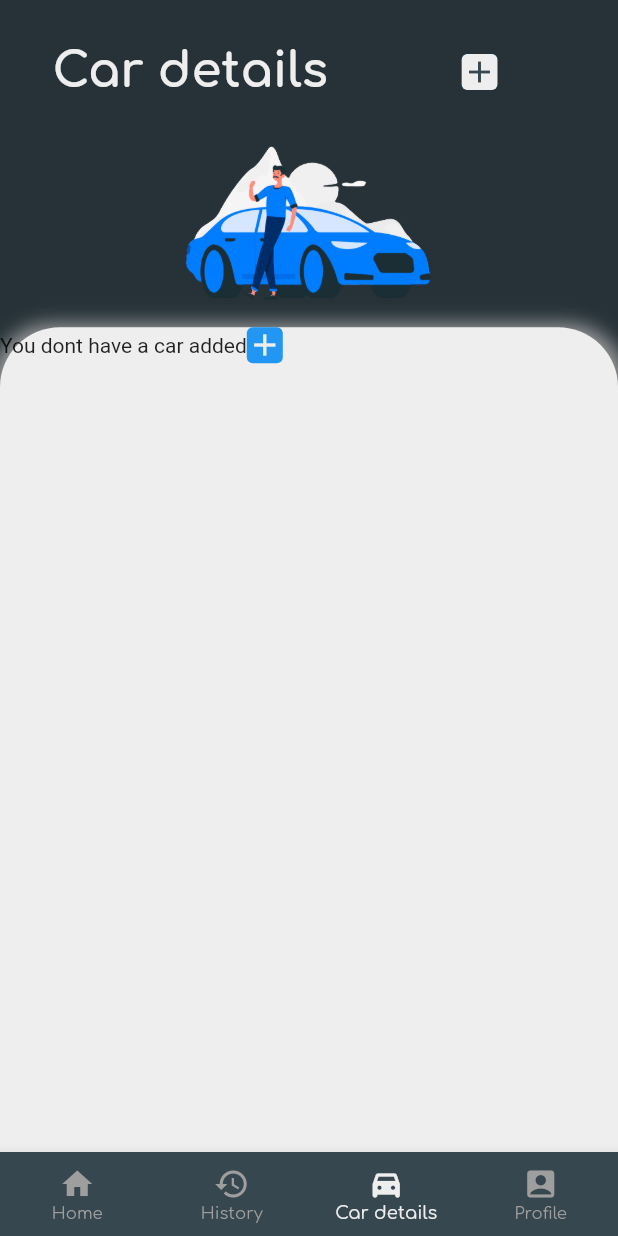
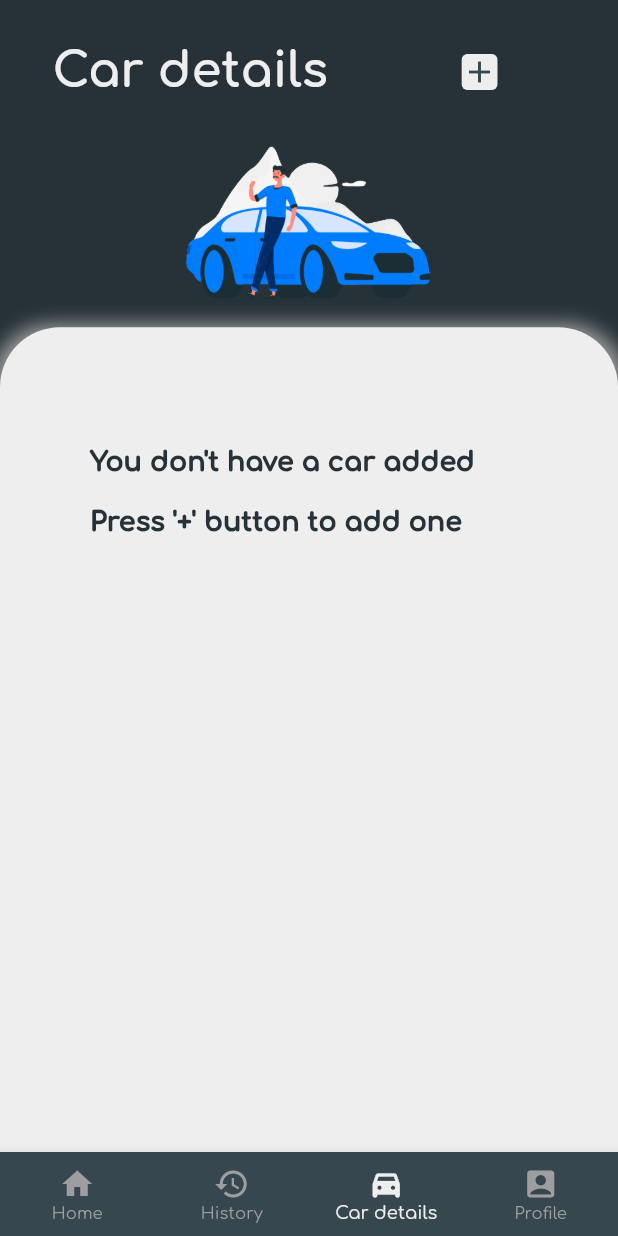
Before and after one commit to pavelbogdan71/Flutter_MechanicHelper, a Flutter app: the PrincipalScreen screen opened directly, item 3 of the bottom bar chosen, on a phone screen of 412 x 824 dp. Run offline on Flutter 3.47's test engine with Material 2 defaults, Android fonts, the phone set to English and light mode, and no system bars; our stand-ins replace cloud_firestore, date_picker_timeline, dropdown_search, firebase_auth, firebase_core, flutter_svg and 5 more; missing offline and left inert: dart:ffi, time_range; accounts and stored records are empty.

Commit message:
UI fixes

```diff
--- a/mechanic_helper/lib/pages/car_details/components/body.dart
+++ b/mechanic_helper/lib/pages/car_details/components/body.dart
@@ -12,9 +12,9 @@ import 'package:mechanic_helper/models/car_details_model.dart';
 import 'package:mechanic_helper/pages/edit_car_details/edit_car_details_screen.dart';
 import 'package:toggle_switch/toggle_switch.dart';
 
-class Body extends StatefulWidget{
+class Body extends StatefulWidget {
   @override
-  BodyState createState() =>BodyState();
+  BodyState createState() => BodyState();
 }
 
 class BodyState extends State<Body> {
@@ -66,9 +66,7 @@ class BodyState extends State<Body> {
                     EditCarDetailsScreen(),
                 closedBuilder: (BuildContext context, VoidCallback _) {
                   return Container(
-                    decoration: BoxDecoration(
-                      color: Colors.grey.shade200
-                    ),
+                    decoration: BoxDecoration(color: Colors.grey.shade200),
                     child: Icon(
                       Icons.add,
                       color: kPrimaryColor,
@@ -109,46 +107,61 @@ class BodyState extends State<Body> {
                   FutureBuilder<QuerySnapshot>(
                     future: FirebaseFirestore.instance
                         .collection("car_details")
-                        .doc('${FirebaseAuth.instance.currentUser.email}').collection('cars')
+                        .doc('${FirebaseAuth.instance.currentUser.email}')
+                        .collection('cars')
                         .get(),
                     builder: (_, snapshot) {
                       if (snapshot.hasData) {
-                        List<QueryDocumentSnapshot> queryDocs = snapshot.data!.docs;
+                        List<QueryDocumentSnapshot> queryDocs =
+                            snapshot.data!.docs;
                         carDetailsModelList.clear();
                         activeBgColors.clear();
-                        var i=0;
+                        var i = 0;
                         queryDocs.forEach((element) {
-                          activeBgColors.add(i%2==0?[Colors.blue]:[Colors.green]);
-                          carDetailsModelList.add(CarDetailsModel.getCarDetails(element.data()));
+                          activeBgColors
+                              .add(i % 2 == 0 ? [Colors.blue] : [Colors.green]);
+                          carDetailsModelList.add(
+                              CarDetailsModel.getCarDetails(element.data()));
                           i++;
                         });
 
-                        if(carDetailsModelList.length==0){
+                        if (carDetailsModelList.length == 0) {
                           return Container(
-                            child: Row(
-                              children: [
-                                Text("You dont have a car added"),
-                                OpenContainer(
-                                  closedColor: Colors.blue,
-                                  closedElevation: 0.0,
-                                  openElevation: 4.0,
-                                  openBuilder: (BuildContext context, VoidCallback _) =>
-                                      EditCarDetailsScreen(),
-                                  closedBuilder: (BuildContext context, VoidCallback _) {
-                                    return Icon(
-                                      Icons.add,
-                                      color: Colors.grey.shade200,
-                                    );
-                                  },
-                                  transitionType: ContainerTransitionType.fadeThrough,
-                                  transitionDuration: Duration(milliseconds: 1500),
-                                ),
-                              ],
-                            ),
-                          );
+                              child: Column(
+                            children: [
+                              SizedBox(height: 80,),
+                              Row(
+                                children: [
+                                  SizedBox(
+                                    width: 60,
+                                  ),
+                                  Text("You don't have a car added",
+                                      style: GoogleFonts.comfortaa(
+                                        color: Colors.blueGrey.shade900,
+                                        fontSize: 18,
+                                        fontWeight: FontWeight.w900,
+                                      )),
+                                ],
+                              ),
+                              SizedBox(height: 20,),
+                              Row(
+                                children: [
+                                  SizedBox(
+                                    width: 60,
+                                  ),
+                                  Text("Press '+' button to add one",
+                                      style: GoogleFonts.comfortaa(
+                                        color: Colors.blueGrey.shade900,
+                                        fontSize: 18,
+                                        fontWeight: FontWeight.w900,
+                                      ))
+                                ],
+                              )
+                            ],
+                          ));
                         }
 
-                        if(carDetailsModelList.isNotEmpty){
+                        if (carDetailsModelList.isNotEmpty) {
                           return Column(
                             children: [
                               SizedBox(
@@ -164,7 +177,12 @@ class BodyState extends State<Body> {
                                     inactiveBgColor: Colors.grey,
                                     inactiveFgColor: Colors.white,
                                     totalSwitches: carDetailsModelList.length,
-                                    labels: carDetailsModelList.map((e) => e.brand.toUpperCase()+' '+e.model.toUpperCase()).toList(),
+                                    labels: carDetailsModelList
+                                        .map((e) =>
+                                            e.brand.toUpperCase() +
+                                            ' ' +
+                                            e.model.toUpperCase())
+                                        .toList(),
                                     activeBgColors: activeBgColors,
                                     onToggle: (index) {
                                       setState(() {
@@ -183,14 +201,16 @@ class BodyState extends State<Body> {
                                 crossAxisAlignment: CrossAxisAlignment.center,
                                 children: [
                                   CarDetailContainer(
-                                      content: carDetailsModelList[menuIndex].brand,
+                                      content:
+                                          carDetailsModelList[menuIndex].brand,
                                       icon: Icon(
                                         Icons.directions_car_filled,
                                         color: Colors.blueGrey.shade900,
                                       ),
                                       title: "Brand"),
                                   CarDetailContainer(
-                                      content: carDetailsModelList[menuIndex].model,
+                                      content:
+                                          carDetailsModelList[menuIndex].model,
                                       icon: Icon(
                                         Icons.car_rental,
                                         color: Colors.blueGrey.shade900,
@@ -203,14 +223,16 @@ class BodyState extends State<Body> {
                                 crossAxisAlignment: CrossAxisAlignment.center,
                                 children: [
                                   CarDetailContainer(
-                                      content: carDetailsModelList[menuIndex].year,
+                                      content:
+                                          carDetailsModelList[menuIndex].year,
                                       icon: Icon(
                                         Icons.calendar_today_rounded,
                                         color: Colors.blueGrey.shade900,
                                       ),
                                       title: "Year"),
                                   CarDetailContainer(
-                                      content: carDetailsModelList[menuIndex].km,
+                                      content:
+                                          carDetailsModelList[menuIndex].km,
                                       icon: Icon(
                                         Icons.double_arrow_rounded,
                                         color: Colors.blueGrey.shade900,
@@ -223,14 +245,16 @@ class BodyState extends State<Body> {
                                 crossAxisAlignment: CrossAxisAlignment.center,
                                 children: [
                                   CarDetailContainer(
-                                      content: carDetailsModelList[menuIndex].engineSize,
+                                      content: carDetailsModelList[menuIndex]
+                                          .engineSize,
                                       icon: Icon(
                                         Icons.miscellaneous_services,
                                         color: Colors.blueGrey.shade900,
                                       ),
                                       title: "Engine size"),
                                   CarDetailContainer(
-                                      content: carDetailsModelList[menuIndex].vin,
+                                      content:
+                                          carDetailsModelList[menuIndex].vin,
                                       icon: Icon(
                                         Icons.document_scanner,
                                         color: Colors.blueGrey.shade900,
@@ -243,14 +267,16 @@ class BodyState extends State<Body> {
                                 crossAxisAlignment: CrossAxisAlignment.center,
                                 children: [
                                   CarDetailContainer(
-                                      content: carDetailsModelList[menuIndex].fuel,
+                                      content:
+                                          carDetailsModelList[menuIndex].fuel,
                                       icon: Icon(
                                         Icons.local_gas_station_rounded,
                                         color: Colors.blueGrey.shade900,
                                       ),
                                       title: "Fuel type"),
                                   CarDetailContainer(
-                                      content: carDetailsModelList[menuIndex].hp,
+                                      content:
+                                          carDetailsModelList[menuIndex].hp,
                                       icon: Icon(
                                         Icons.speed,
                                         color: Colors.blueGrey.shade900,
@@ -261,7 +287,6 @@ class BodyState extends State<Body> {
                             ],
                           );
                         }
-
                       }
                       return const Center(child: CircularProgressIndicator());
                     },
--- a/mechanic_helper/lib/pages/choose_car/choose_car_screen.dart
+++ b/mechanic_helper/lib/pages/choose_car/choose_car_screen.dart
@@ -85,7 +85,7 @@ class ChooseCarScreen extends StatelessWidget {
                 ],
               ),
                   decoration: const BoxDecoration(
-                    color: kPrimaryLightColor,
+                    color: Color(0xFFECEFF1),
                     borderRadius: BorderRadius.only(
                         topLeft: Radius.circular(40),
                         topRight: Radius.circular(40)),
--- a/mechanic_helper/lib/pages/profile/components/body.dart
+++ b/mechanic_helper/lib/pages/profile/components/body.dart
@@ -12,7 +12,7 @@ class Body extends StatelessWidget {
     Size size = MediaQuery.of(context).size;
 
     return Container(
-      decoration: BoxDecoration(color: Colors.blueGrey.shade100),
+      decoration: BoxDecoration(color: Colors.blueGrey.shade50),
       child: Center(
         child: Column(
             mainAxisAlignment: MainAxisAlignment.start,
@@ -46,7 +46,7 @@ class Body extends StatelessWidget {
                     width: size.width * 0.9,
                     height: size.height * 0.21,
                     decoration: BoxDecoration(
-                        color: Colors.blueGrey.shade100,
+                        color: Colors.blueGrey.shade50,
                         borderRadius:
                             const BorderRadius.all(Radius.circular(5)),
                         boxShadow: [
```
